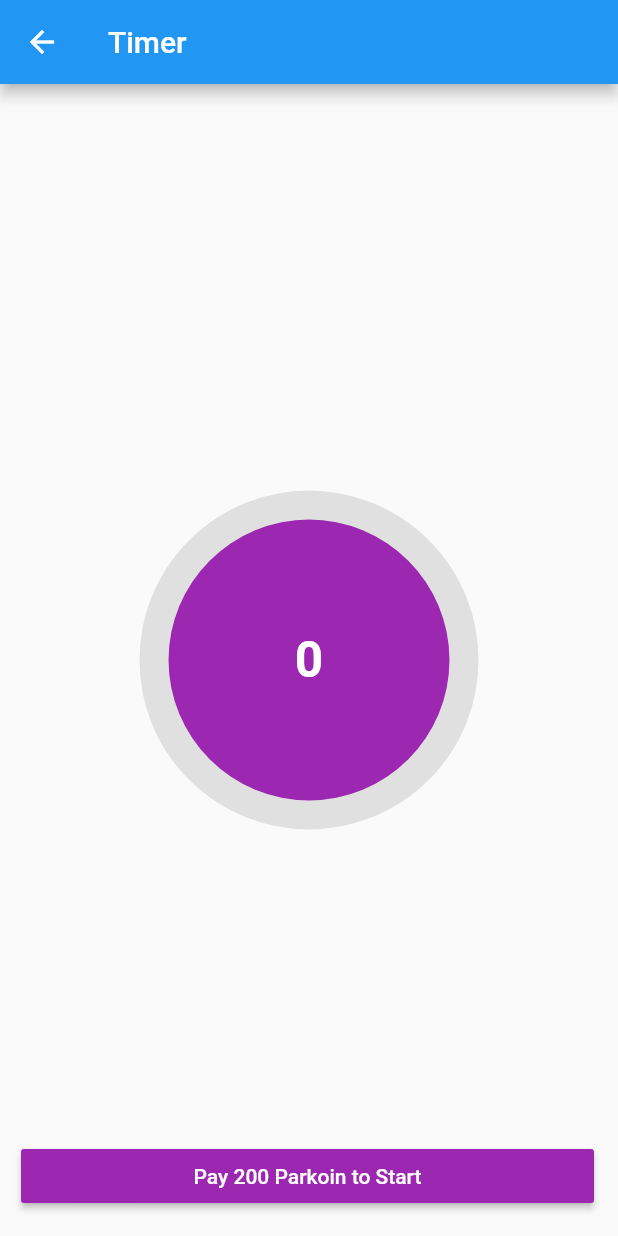
After one commit to CPEN391G17/parking_app, a Flutter app: the HomePage screen opened directly, after a tap on the "timer" icon, on a phone screen of 412 x 824 dp. The commit adds this screen. Run offline on Flutter 3.47's test engine with Material 2 defaults, Android fonts, the phone set to English and light mode, and no system bars; drawn by our look-alikes of circular_countdown_timer; our stand-ins replace cloud_firestore, firebase_auth, firebase_core, geolocator, google_fonts, google_maps_flutter; missing offline and left inert: barcode_scan_fix; accounts and stored records are empty.

Commit message:
Timer Screen Added

```diff
--- a/lib/screens/home_page/home_page.dart
+++ b/lib/screens/home_page/home_page.dart
@@ -7,6 +7,7 @@ import 'package:google_maps_flutter/google_maps_flutter.dart';
 import 'package:parking_app/resources/repository.dart';
 import 'package:parking_app/screens/profile_page/profile_page.dart';
 import 'package:parking_app/screens/qrscanner_page/qrscanner_page.dart';
+import 'package:parking_app/screens/timer_page/timer_page.dart';
 
 class HomePage extends StatefulWidget {
   HomePage({this.auth, this.onSignedOut});
@@ -58,6 +59,7 @@ class _HomePageState extends State<HomePage> {
           myLocationButton(),
           qrButton(),
           profileButton(),
+          timerButton(),
         ],
       ),
     );
@@ -123,6 +125,33 @@ class _HomePageState extends State<HomePage> {
     );
   }
 
+
+  //
+  timerButton() {
+    return Positioned(
+      bottom: 20,
+      left: 20,
+      child: Material(
+        shape: CircleBorder(),
+        elevation: 10,
+        child: CircleAvatar(
+          backgroundColor: Colors.transparent,
+          radius: 20,
+          child: IconButton(
+            icon: Icon(Icons.timer),
+            onPressed: () => Navigator.push(
+              context,
+              MaterialPageRoute(builder: (context) => TimerPage()),
+            ),
+            color: Colors.black,
+          ),
+        ),
+      ),
+    );
+  }
+
+
+
   profileButton() {
     return Positioned(
       right: 20,
--- /dev/null
+++ b/lib/screens/timer_page/timer_page.dart
@@ -0,0 +1,128 @@
+import 'package:flutter/material.dart';
+import 'package:circular_countdown_timer/circular_countdown_timer.dart';
+
+class TimerPage extends StatefulWidget {
+  @override
+  _TimerPageState createState() => _TimerPageState();
+}
+
+class _TimerPageState extends State<TimerPage> {
+  CountDownController _controller = CountDownController();
+  int _duration = 3600;
+
+  @override
+  Widget build(BuildContext context) {
+    return Scaffold(
+      appBar: AppBar(
+        title: Text("Timer"),
+      ),
+      body: Center(
+          child: CircularCountDownTimer(
+            // Countdown duration in Seconds.
+            duration: _duration,
+
+            // Countdown initial elapsed Duration in Seconds.
+            initialDuration: 0,
+
+            // Controls (i.e Start, Pause, Resume, Restart) the Countdown Timer.
+            controller: _controller,
+
+            // Width of the Countdown Widget.
+            width: MediaQuery.of(context).size.width / 2,
+
+            // Height of the Countdown Widget.
+            height: MediaQuery.of(context).size.height / 2,
+
+            // Ring Color for Countdown Widget.
+            ringColor: Colors.grey[300],
+
+            // Ring Gradient for Countdown Widget.
+            ringGradient: null,
+
+            // Filling Color for Countdown Widget.
+            fillColor: Colors.purpleAccent[100],
+
+            // Filling Gradient for Countdown Widget.
+            fillGradient: null,
+
+            // Background Color for Countdown Widget.
+            backgroundColor: Colors.purple[500],
+
+            // Background Gradient for Countdown Widget.
+            backgroundGradient: null,
+
+            // Border Thickness of the Countdown Ring.
+            strokeWidth: 20.0,
+
+            // Begin and end contours with a flat edge and no extension.
+            strokeCap: StrokeCap.round,
+
+            // Text Style for Countdown Text.
+            textStyle: TextStyle(
+                fontSize: 33.0, color: Colors.white, fontWeight: FontWeight.bold),
+
+            // Format for the Countdown Text.
+            textFormat: CountdownTextFormat.S,
+
+            // Handles Countdown Timer (true for Reverse Countdown (max to 0), false for Forward Countdown (0 to max)).
+            isReverse: false,
+
+            // Handles Animation Direction (true for Reverse Animation, false for Forward Animation).
+            isReverseAnimation: false,
+
+            // Handles visibility of the Countdown Text.
+            isTimerTextShown: true,
+
+            // Handles the timer start.
+            autoStart: false,
+
+            // This Callback will execute when the Countdown Starts.
+            onStart: () {
+              // Here, do whatever you want
+              print('Countdown Started');
+            },
+
+            // This Callback will execute when the Countdown Ends.
+            onComplete: () {
+              // Here, do whatever you want
+              print('Countdown Ended');
+            },
+          )),
+      floatingActionButton: Row(
+        mainAxisAlignment: MainAxisAlignment.center,
+        children: [
+          SizedBox(
+            width: 30,
+          ),
+          _button(title: "Pay 200 Parkoin to Start", onPressed: () => _controller.start()),
+          // SizedBox(
+          //   width: 10,
+          // ),
+          // _button(title: "Pause", onPressed: () => _controller.pause()),
+          // SizedBox(
+          //   width: 10,
+          // ),
+          // _button(title: "Resume", onPressed: () => _controller.resume()),
+          // SizedBox(
+          //   width: 10,
+          // ),
+          // _button(
+          //     title: "Restart",
+          //     onPressed: () => _controller.restart(duration: _duration))
+        ],
+      ),
+    );
+  }
+
+  _button({String title, VoidCallback onPressed}) {
+    return Expanded(
+        child: RaisedButton(
+          child: Text(
+            title,
+            style: TextStyle(color: Colors.white),
+          ),
+          onPressed: onPressed,
+          color: Colors.purple,
+        ));
+  }
+}
--- a/pubspec.yaml
+++ b/pubspec.yaml
@@ -37,6 +37,8 @@ dependencies:
   geolocator: ^6.2.0
   google_fonts: ^1.1.2
   location: ^3.2.4
+
+  circular_countdown_timer: ^0.1.0
 
   # The following adds the Cupertino Icons font to your application.
   # Use with the CupertinoIcons class for iOS style icons.
```
Also changed, not shown: pubspec.lock.
